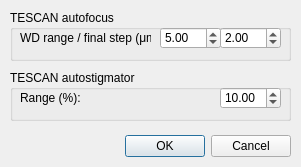
First picture: the form in gui/autofocus_tescan_params_dlg.ui, repository SBEMimage/SBEMimage, before the edit.
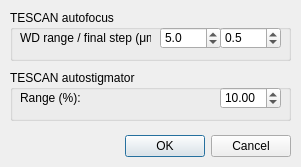
Second picture: the form after the edit.

Commit message: Fix default/range for parameters, and typo (TESCAN autofocus)

```diff
--- a/gui/autofocus_tescan_params_dlg.ui
+++ b/gui/autofocus_tescan_params_dlg.ui
@@ -114,11 +114,14 @@
       <height>22</height>
      </rect>
     </property>
+    <property name="decimals">
+     <number>1</number>
+    </property>
     <property name="minimum">
      <double>0.000000000000000</double>
     </property>
     <property name="maximum">
-     <double>10.000000000000000</double>
+     <double>10000.000000000000000</double>
     </property>
     <property name="singleStep">
      <double>1.000000000000000</double>
@@ -136,17 +139,20 @@
       <height>22</height>
      </rect>
     </property>
+    <property name="decimals">
+     <number>1</number>
+    </property>
     <property name="minimum">
      <double>0.000000000000000</double>
     </property>
     <property name="maximum">
-     <double>5.000000000000000</double>
+     <double>1000.000000000000000</double>
     </property>
     <property name="singleStep">
      <double>0.500000000000000</double>
     </property>
     <property name="value">
-     <double>2.000000000000000</double>
+     <double>0.500000000000000</double>
     </property>
    </widget>
   </widget>
```
The commit also changes 3 other files.
